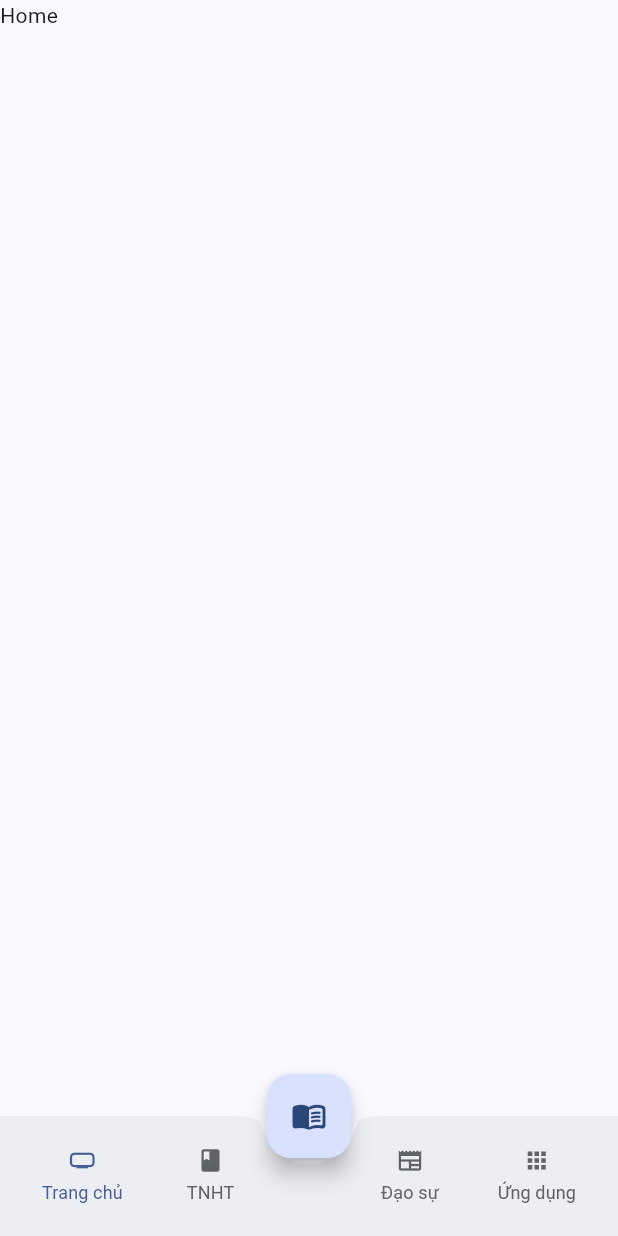
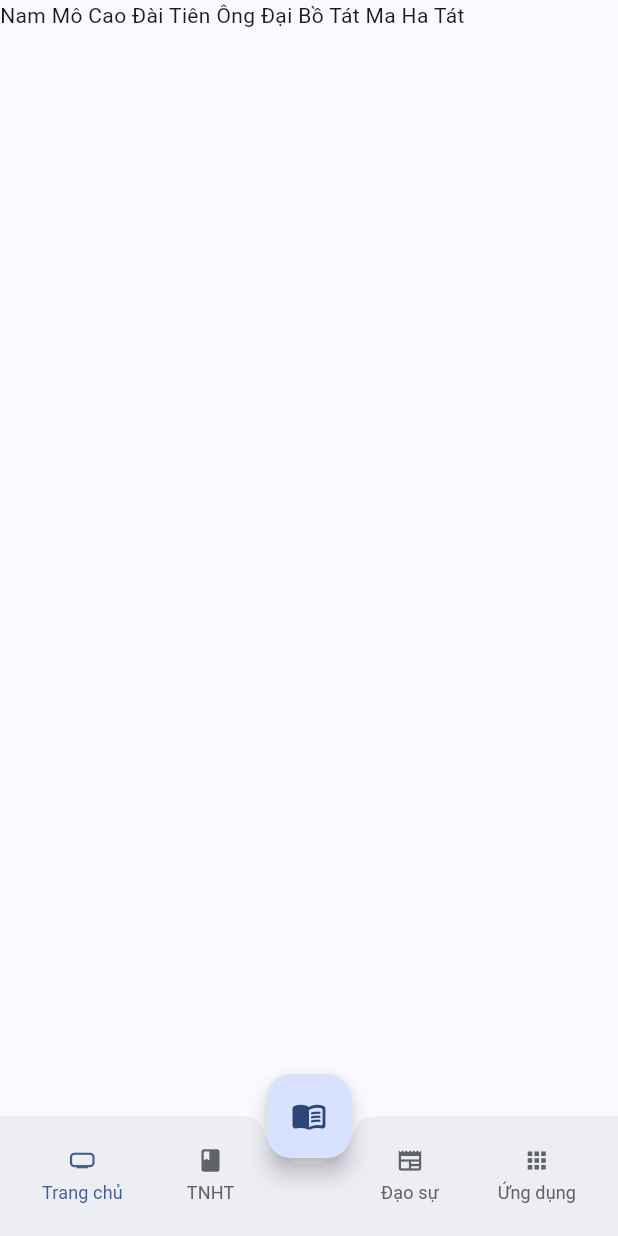
Before and after one commit to caodaion/caodaion_flutter, a Flutter app: the screen it shows after launch, on a phone screen of 412 x 824 dp. Run offline on Flutter 3.47's test engine with Material 3 defaults, Android fonts, the light colour scheme and no system bars; our stand-ins replace go_router.

Commit message:
Update home_page.dart

```diff
--- a/lib/pages/home_page/home_page.dart
+++ b/lib/pages/home_page/home_page.dart
@@ -5,6 +5,6 @@ class HomePage extends StatelessWidget {
 
   @override
   Widget build(BuildContext context) {
-    return const Text("Home");
+    return const Text("Nam Mô Cao Đài Tiên Ông Đại Bồ Tát Ma Ha Tát");
   }
 }
```
